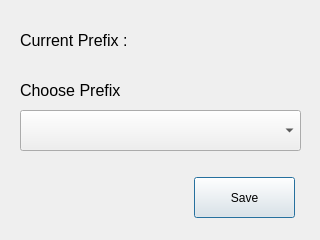
NinjaComics/pybombs-qtgui, file designer/prefix_chooser.ui: the form before one commit.
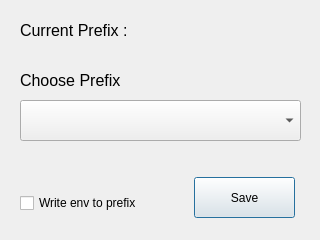
The form after the commit.

Commit message: Add tab to mainwindow to hold prefix and baseline pkgs

```diff
--- a/designer/prefix_chooser.ui
+++ b/designer/prefix_chooser.ui
@@ -17,7 +17,7 @@
    <property name="geometry">
     <rect>
      <x>20</x>
-     <y>80</y>
+     <y>70</y>
      <width>121</width>
      <height>20</height>
     </rect>
@@ -35,7 +35,7 @@
    <property name="geometry">
     <rect>
      <x>20</x>
-     <y>110</y>
+     <y>100</y>
      <width>281</width>
      <height>41</height>
     </rect>
@@ -61,7 +61,7 @@
    <property name="geometry">
     <rect>
      <x>20</x>
-     <y>30</y>
+     <y>20</y>
      <width>111</width>
      <height>20</height>
     </rect>
@@ -78,8 +78,8 @@
   <widget class="QLabel" name="label_3">
    <property name="geometry">
     <rect>
-     <x>150</x>
-     <y>30</y>
+     <x>140</x>
+     <y>20</y>
      <width>151</width>
      <height>20</height>
     </rect>
@@ -93,6 +93,19 @@
     <string/>
    </property>
   </widget>
+  <widget class="QCheckBox" name="checkBox">
+   <property name="geometry">
+    <rect>
+     <x>20</x>
+     <y>190</y>
+     <width>151</width>
+     <height>26</height>
+    </rect>
+   </property>
+   <property name="text">
+    <string>Write env to prefix</string>
+   </property>
+  </widget>
  </widget>
  <resources/>
  <connections/>
```
The commit also changes 8 other files.
